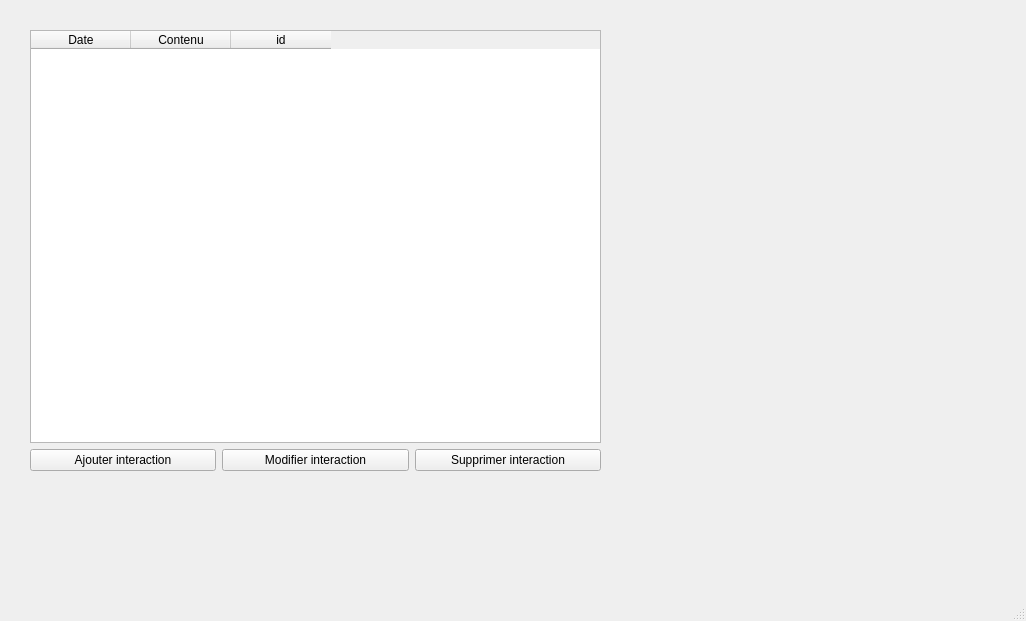
Noa-Barbosa/Projet_CDAA, file listinteraction.ui: the form before one commit.
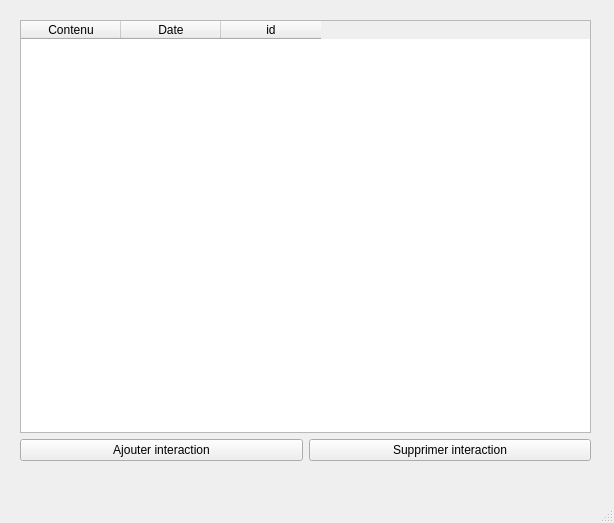
The form after the commit.

Commit message: Ajout interaction créer todo

The edit to the form file:
```diff
--- a/listinteraction.ui
+++ b/listinteraction.ui
@@ -6,8 +6,8 @@
    <rect>
     <x>0</x>
     <y>0</y>
-    <width>1026</width>
-    <height>621</height>
+    <width>614</width>
+    <height>523</height>
    </rect>
   </property>
   <property name="windowTitle">
@@ -17,32 +17,13 @@
    <widget class="QWidget" name="gridLayoutWidget">
     <property name="geometry">
      <rect>
-      <x>30</x>
-      <y>30</y>
+      <x>20</x>
+      <y>20</y>
       <width>571</width>
       <height>441</height>
      </rect>
     </property>
     <layout class="QGridLayout" name="gridLayout">
-     <item row="0" column="0">
-      <widget class="QTableWidget" name="DataListInteraction">
-       <column>
-        <property name="text">
-         <string>Date</string>
-        </property>
-       </column>
-       <column>
-        <property name="text">
-         <string>Contenu</string>
-        </property>
-       </column>
-       <column>
-        <property name="text">
-         <string>id</string>
-        </property>
-       </column>
-      </widget>
-     </item>
      <item row="1" column="0">
       <layout class="QHBoxLayout" name="horizontalLayout">
        <item>
@@ -52,13 +33,6 @@
          </property>
         </widget>
        </item>
-       <item>
-        <widget class="QPushButton" name="editInteractionPb">
-         <property name="text">
-          <string>Modifier interaction</string>
-         </property>
-        </widget>
-       </item>
        <item>
         <widget class="QPushButton" name="deleteInteractionPb">
          <property name="text">
@@ -68,6 +42,25 @@
        </item>
       </layout>
      </item>
+     <item row="0" column="0">
+      <widget class="QTableWidget" name="DataListInteraction">
+       <column>
+        <property name="text">
+         <string>Contenu</string>
+        </property>
+       </column>
+       <column>
+        <property name="text">
+         <string>Date</string>
+        </property>
+       </column>
+       <column>
+        <property name="text">
+         <string>id</string>
+        </property>
+       </column>
+      </widget>
+     </item>
     </layout>
    </widget>
   </widget>
```
Left out of the diff: 2 changed lines with no effect on the pictures. The commit also changes 9 other files.
